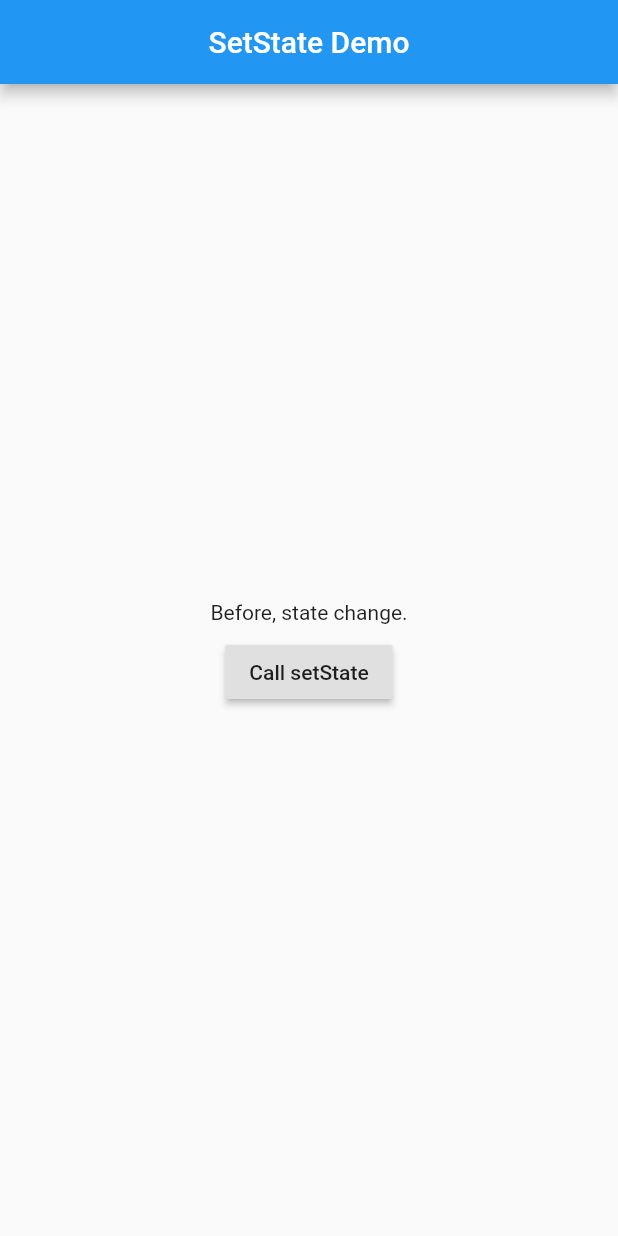
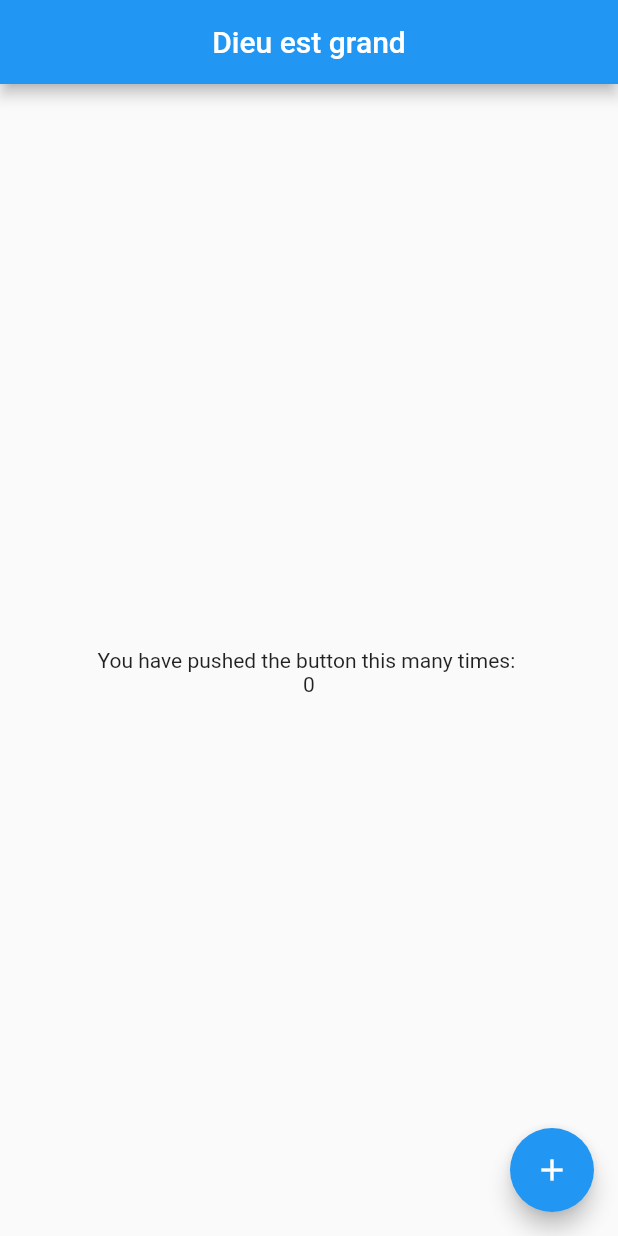
Before and after one commit to camara94/camara-mob, a Flutter app: the screen it shows after launch, on a phone screen of 412 x 824 dp. Run offline on Flutter 3.47's test engine with Material 2 defaults, Android fonts, the phone set to English and light mode, and no system bars.

Commit message:
Fini les bases de flutter

```diff
--- a/flutter_learn/lib/main.dart
+++ b/flutter_learn/lib/main.dart
@@ -4,51 +4,43 @@ void main() => runApp(MyApp());
 
 class MyApp extends StatefulWidget {
   @override
-  MyHomeState createState() {
-    return MyHomeState();
+  MyAppState createState(){
+    return MyAppState();
   }
 }
 
-class MyHomeState extends State<MyApp> {
-  String statement = 'Before, state change.';
+class MyAppState extends State<MyApp> {
+  int count = 0;
   @override
   Widget build(BuildContext context) {
     return MaterialApp(
       title: 'Dieu est grand',
       home: Scaffold(
         appBar: AppBar(
-         title: Text(
-           'SetState Demo',
-         ),
+          title: Text('Dieu est grand'),
           centerTitle: true,
         ),
         body: Center(
           child: Column(
             mainAxisAlignment: MainAxisAlignment.center,
             children: <Widget>[
-             Text(
-               statement,
-             ),
               Padding(
                 padding: EdgeInsets.all(8.0),
-               child: RaisedButton(
-                 child: Text('Call setState'),
-                 onPressed: () {
-                   _callStateChange();
-                 },
               ),
-             )
+              Text('You have pushed the button this many times: '),
+              Text('$count'),
             ],
           ),
         ),
+        floatingActionButton: FloatingActionButton(
+          child: Icon(Icons.add),
+          onPressed: () {
+            setState(() {
+              count++;
+            });
+          },
+        ),
       ),
     );
-
-  }
-
-  _callStateChange() {
-      setState(() {
-           this.statement = "Congratulation, you are changing ";
-      });
   }
 }
```
Lines whose indentation alone changed are shown as unchanged.
